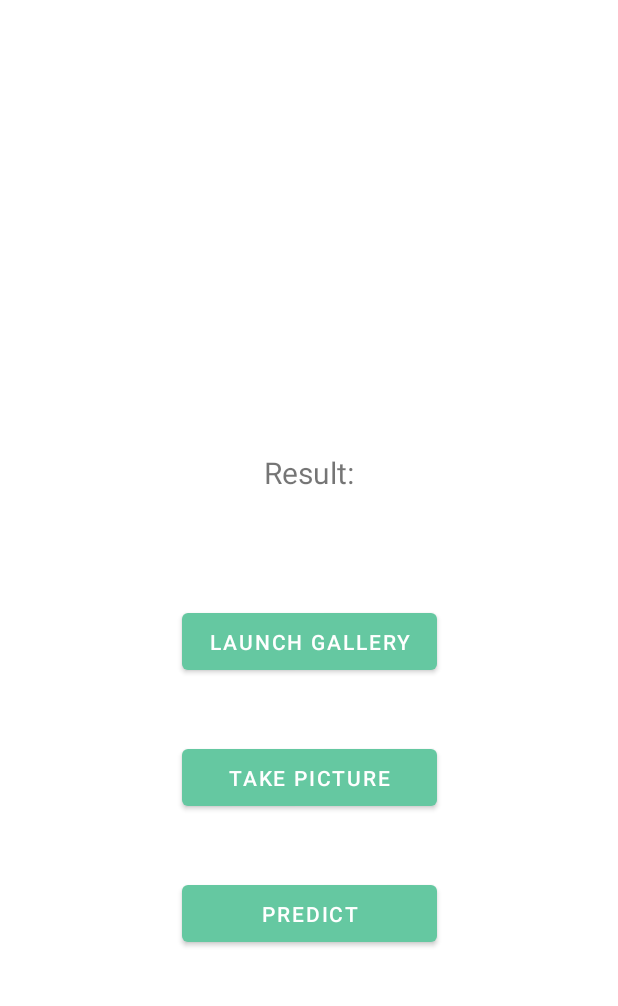
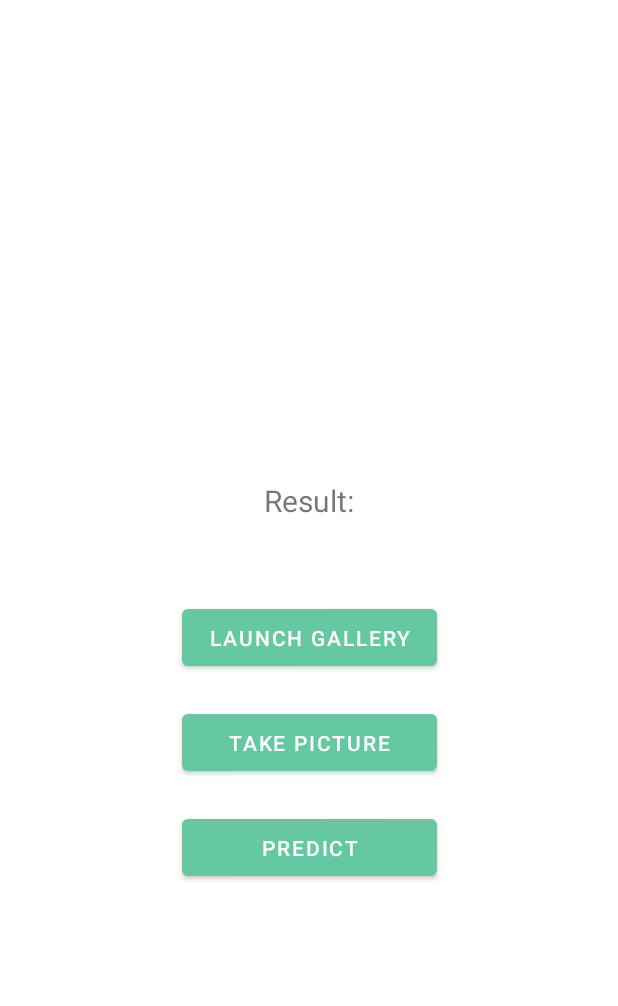
Before and after one commit to RUT-MIIT-Projects/plant-classifier, an Android app: the screen it shows after launch (MainActivity), on a phone screen of 412 x 824 dp, the part 60-1066 px from its top. Run offline under Robolectric (Android 15) with nearby library versions, the phone set to English and light mode, and no system bars.

Commit message:
fix: incorrect display

```diff
--- a/app/app/src/main/res/layout/activity_main.xml
+++ b/app/app/src/main/res/layout/activity_main.xml
@@ -12,14 +12,16 @@
         android:layout_height="40dp"
         android:text="@string/title"
         android:textSize="30sp"
+        app:layout_constraintEnd_toEndOf="parent"
+        app:layout_constraintStart_toStartOf="parent"
         app:layout_constraintTop_toTopOf="parent" />
 
     <ImageView
         android:id="@+id/imageView"
-        android:layout_width="400dp"
-        android:layout_height="200dp"
+        android:layout_width="match_parent"
+        android:layout_height="250dp"
         android:layout_marginTop="30dp"
-        android:layout_marginBottom="30dp"
+        android:layout_marginBottom="40dp"
         app:layout_constraintBottom_toTopOf="@+id/resultOut"
         app:layout_constraintEnd_toEndOf="parent"
         app:layout_constraintStart_toStartOf="parent"
@@ -72,11 +74,11 @@
         android:layout_height="50dp"
         android:layout_below="@id/captureBtn"
         android:layout_centerHorizontal="true"
-        android:layout_marginBottom="150dp"
+        android:layout_marginTop="20dp"
         android:text="@string/predictBtn"
-        app:layout_constraintBottom_toBottomOf="parent"
         app:layout_constraintEnd_toEndOf="parent"
         app:layout_constraintHorizontal_bias="0.501"
-        app:layout_constraintStart_toStartOf="parent" />
+        app:layout_constraintStart_toStartOf="parent"
+        app:layout_constraintTop_toBottomOf="@+id/captureBtn" />
 
 </androidx.constraintlayout.widget.ConstraintLayout>
--- a/app/app/src/main/res/values-night/themes.xml
+++ b/app/app/src/main/res/values-night/themes.xml
@@ -3,14 +3,14 @@
     <style name="Theme.App" parent="Theme.MaterialComponents.NoActionBar">
         <!-- Primary brand color. -->
         <item name="colorPrimary">@color/green_200</item>
-        <item name="colorPrimaryVariant">@color/green_700</item>
+        <item name="colorPrimaryVariant">@color/grey</item>
         <item name="colorOnPrimary">@color/grey</item>
         <!-- Secondary brand color. -->
         <item name="colorSecondary">@color/teal_200</item>
         <item name="colorSecondaryVariant">@color/teal_700</item>
         <item name="colorOnSecondary">@color/black</item>
         <!-- Status bar color. -->
-        <item name="android:statusBarColor">?attr/colorOnPrimary</item>
+        <item name="android:statusBarColor">?attr/colorPrimaryVariant</item>
         <!-- Customize your theme here. -->
     </style>
 </resources>
--- a/app/app/src/main/res/values/colors.xml
+++ b/app/app/src/main/res/values/colors.xml
@@ -1,7 +1,7 @@
 <?xml version="1.0" encoding="utf-8"?>
 <resources>
-    <color name="green_200">#86FCB1</color>
-    <color name="green_500">#65C8A1</color>
+    <color name="green_200">#65C8A1</color>
+    <color name="green_500">#9EE1C7</color>
     <color name="green_700">#4CAF50</color>
     <color name="teal_200">#FF03DAC5</color>
     <color name="teal_700">#FF018786</color>
--- a/app/app/src/main/res/values/themes.xml
+++ b/app/app/src/main/res/values/themes.xml
@@ -2,15 +2,15 @@
     <!-- Base application theme. -->
     <style name="Theme.App" parent="Theme.MaterialComponents.DayNight.NoActionBar">
         <!-- Primary brand color. -->
-        <item name="colorPrimary">@color/green_500</item>
-        <item name="colorPrimaryVariant">@color/green_700</item>
+        <item name="colorPrimary">@color/green_200</item>
+        <item name="colorPrimaryVariant">@color/green_500</item>
         <item name="colorOnPrimary">@color/white</item>
         <!-- Secondary brand color. -->
         <item name="colorSecondary">@color/teal_200</item>
         <item name="colorSecondaryVariant">@color/teal_700</item>
         <item name="colorOnSecondary">@color/black</item>
         <!-- Status bar color. -->
-        <item name="android:statusBarColor">?attr/colorOnPrimary</item>
+        <item name="android:statusBarColor">?attr/colorPrimaryVariant</item>
         <!-- Customize your theme here. -->
     </style>
 </resources>
```
